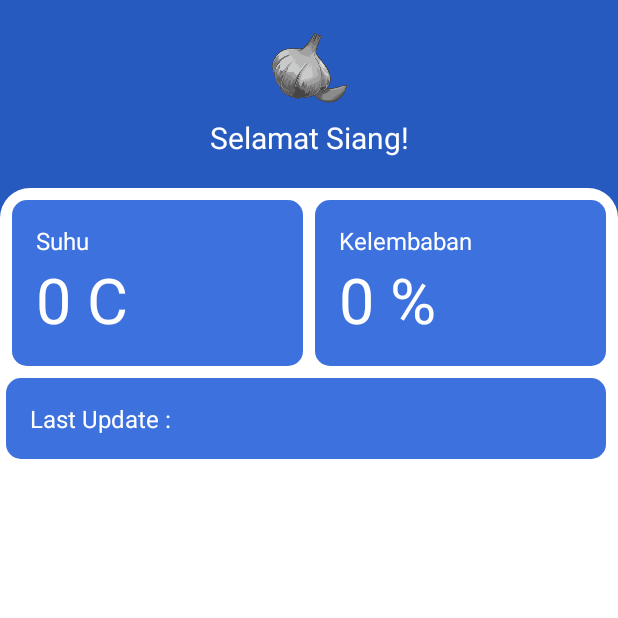
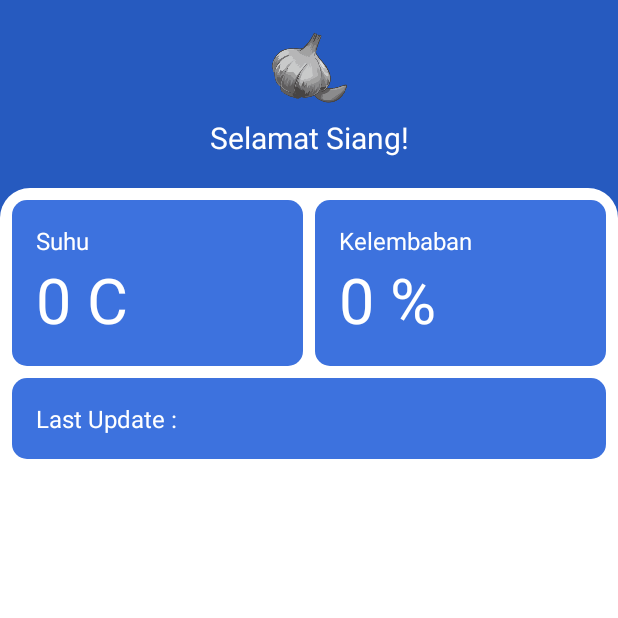
Before and after one commit to syahdanny/monitoring-suhu, an Android app: the MainActivity screen opened directly, with no data from a screen before it, on a phone screen of 412 x 824 dp, the top half of it. Run offline under Robolectric (Android 15) with nearby library versions, the phone set to English and light mode, and no system bars; our stand-ins replace Firebase (no records; nobody signed in at launch, a user with empty details on screens opened directly).

Commit message:
edit margin left on update

```diff
--- a/app/src/main/res/layout/activity_main.xml
+++ b/app/src/main/res/layout/activity_main.xml
@@ -128,7 +128,7 @@
                     android:layout_marginTop="0dp"
                     android:layout_marginBottom="8dp"
                     android:layout_marginRight="8dp"
-                    android:layout_marginLeft="4dp"
+                    android:layout_marginLeft="8dp"
                     android:padding="16dp"
                     android:background="@drawable/shape_rounded_blue"
                     android:orientation="vertical"
```
